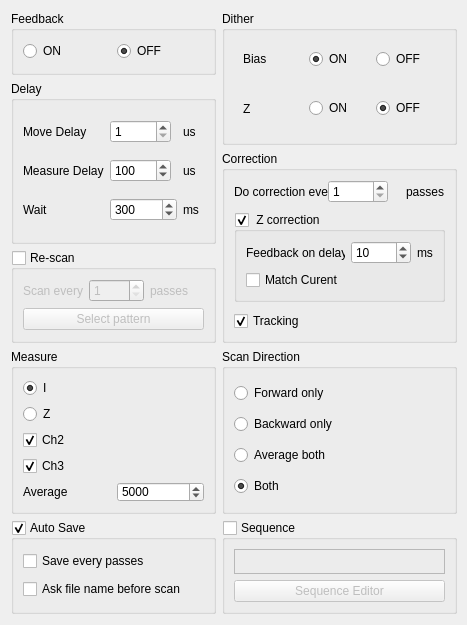
Above: pyqt5 STM software/ui/AdvanceOption.ui from freestylexyz/STM-pyqt5-software before the change. Below: the same form after it.
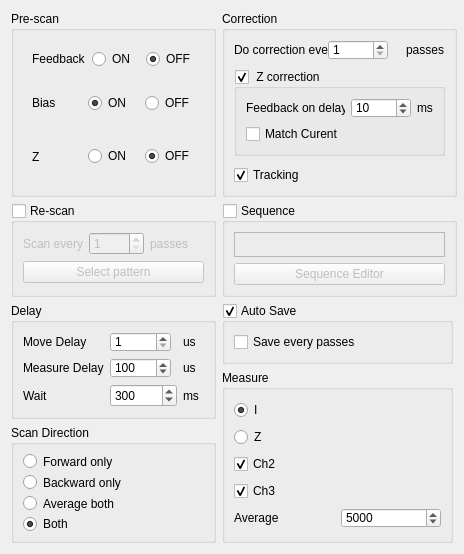
That is the form after the change.

What changed in the file:
```diff
--- a/pyqt5 STM software/ui/AdvanceOption.ui
+++ b/pyqt5 STM software/ui/AdvanceOption.ui
@@ -6,8 +6,8 @@
    <rect>
     <x>0</x>
     <y>0</y>
-    <width>467</width>
-    <height>625</height>
+    <width>464</width>
+    <height>554</height>
    </rect>
   </property>
   <property name="sizePolicy">
@@ -26,627 +26,28 @@
    <string>Advance Option</string>
   </property>
   <layout class="QGridLayout" name="gridLayout_7">
-   <item row="6" column="0">
-    <widget class="QGroupBox" name="groupBox_2">
-     <property name="sizePolicy">
-      <sizepolicy hsizetype="Fixed" vsizetype="Preferred">
-       <horstretch>0</horstretch>
-       <verstretch>0</verstretch>
-      </sizepolicy>
-     </property>
-     <property name="minimumSize">
-      <size>
-       <width>205</width>
-       <height>0</height>
-      </size>
-     </property>
-     <property name="maximumSize">
-      <size>
-       <width>205</width>
-       <height>16777215</height>
-      </size>
-     </property>
-     <property name="title">
-      <string>Measure</string>
-     </property>
-     <layout class="QGridLayout" name="gridLayout_2">
-      <item row="4" column="1">
-       <widget class="QSpinBox" name="spinBox_Avg_Measure">
-        <property name="minimumSize">
-         <size>
-          <width>0</width>
-          <height>15</height>
-         </size>
-        </property>
-        <property name="maximumSize">
-         <size>
-          <width>16777215</width>
-          <height>20</height>
-         </size>
-        </property>
-        <property name="minimum">
-         <number>1</number>
-        </property>
-        <property name="maximum">
-         <number>65535</number>
-        </property>
-        <property name="singleStep">
-         <number>1</number>
-        </property>
-        <property name="value">
-         <number>5000</number>
-        </property>
-       </widget>
-      </item>
-      <item row="4" column="0">
-       <widget class="QLabel" name="label_3">
-        <property name="minimumSize">
-         <size>
-          <width>0</width>
-          <height>15</height>
-         </size>
-        </property>
-        <property name="maximumSize">
-         <size>
-          <width>16777215</width>
-          <height>20</height>
-         </size>
-        </property>
-        <property name="text">
-         <string>Average</string>
-        </property>
-       </widget>
-      </item>
-      <item row="3" column="0" colspan="2">
-       <widget class="QCheckBox" name="checkBox_Ch3_Measure">
-        <property name="sizePolicy">
-         <sizepolicy hsizetype="Preferred" vsizetype="Fixed">
-          <horstretch>0</horstretch>
-          <verstretch>0</verstretch>
-         </sizepolicy>
-        </property>
-        <property name="minimumSize">
-         <size>
-          <width>0</width>
-          <height>15</height>
-         </size>
-        </property>
-        <property name="maximumSize">
-         <size>
-          <width>16777215</width>
-          <height>20</height>
-         </size>
-        </property>
-        <property name="text">
-         <string>Ch3</string>
-        </property>
-        <property name="checked">
-         <bool>true</bool>
-        </property>
-       </widget>
-      </item>
-      <item row="1" column="0" colspan="2">
-       <widget class="QRadioButton" name="radioButton_Z_Measure">
-        <property name="minimumSize">
-         <size>
-          <width>0</width>
-          <height>15</height>
-         </size>
-        </property>
-        <property name="maximumSize">
-         <size>
-          <width>16777215</width>
-          <height>20</height>
-         </size>
-        </property>
-        <property name="text">
-         <string>Z</string>
-        </property>
-       </widget>
-      </item>
-      <item row="0" column="0" colspan="2">
-       <widget class="QRadioButton" name="radioButton_I_Measure">
-        <property name="minimumSize">
-         <size>
-          <width>0</width>
-          <height>15</height>
-         </size>
-        </property>
-        <property name="maximumSize">
-         <size>
-          <width>16777215</width>
-          <height>20</height>
-         </size>
-        </property>
-        <property name="text">
-         <string>I</string>
-        </property>
-        <property name="checked">
-         <bool>true</bool>
-        </property>
-       </widget>
-      </item>
-      <item row="2" column="0" colspan="2">
-       <widget class="QCheckBox" name="checkBox_Ch2_Measure">
-        <property name="sizePolicy">
-         <sizepolicy hsizetype="Preferred" vsizetype="Fixed">
-          <horstretch>0</horstretch>
-          <verstretch>0</verstretch>
-         </sizepolicy>
-        </property>
-        <property name="minimumSize">
-         <size>
-          <width>0</width>
-          <height>15</height>
-         </size>
-        </property>
-        <property name="maximumSize">
-         <size>
-          <width>16777215</width>
-          <height>20</height>
-         </size>
-        </property>
-        <property name="text">
-         <string>Ch2</string>
-        </property>
-        <property name="checked">
-         <bool>true</bool>
-        </property>
-       </widget>
-      </item>
-     </layout>
-    </widget>
-   </item>
-   <item row="7" column="0">
-    <widget class="QGroupBox" name="groupBox_AutoSave_AdvOption">
-     <property name="sizePolicy">
-      <sizepolicy hsizetype="Fixed" vsizetype="Preferred">
-       <horstretch>0</horstretch>
-       <verstretch>0</verstretch>
-      </sizepolicy>
-     </property>
-     <property name="minimumSize">
-      <size>
-       <width>205</width>
-       <height>0</height>
-      </size>
-     </property>
-     <property name="maximumSize">
-      <size>
-       <width>205</width>
-       <height>16777215</height>
-      </size>
-     </property>
-     <property name="title">
-      <string>Auto Save</string>
-     </property>
-     <property name="checkable">
-      <bool>true</bool>
-     </property>
-     <layout class="QGridLayout" name="gridLayout_6">
-      <item row="0" column="0">
-       <widget class="QCheckBox" name="checkBox_SaveEveryPasses_Autosave">
-        <property name="text">
-         <string>Save every passes</string>
-        </property>
-       </widget>
-      </item>
-      <item row="1" column="0">
-       <widget class="QCheckBox" name="checkBox_AskFileName_Autosave">
-        <property name="text">
-         <string>Ask file name before scan</string>
-        </property>
-       </widget>
-      </item>
-     </layout>
-    </widget>
-   </item>
-   <item row="6" column="2">
-    <widget class="QGroupBox" name="groupBox_3">
-     <property name="sizePolicy">
-      <sizepolicy hsizetype="Fixed" vsizetype="Preferred">
-       <horstretch>0</horstretch>
-       <verstretch>0</verstretch>
-      </sizepolicy>
-     </property>
-     <property name="minimumSize">
-      <size>
-       <width>235</width>
-       <height>0</height>
-      </size>
-     </property>
-     <property name="maximumSize">
-      <size>
-       <width>235</width>
-       <height>16777215</height>
-      </size>
-     </property>
-     <property name="title">
-      <string>Scan Direction</string>
-     </property>
-     <layout class="QGridLayout" name="gridLayout_3">
-      <item row="0" column="0">
-       <widget class="QRadioButton" name="radioButton_Forward_Dir">
-        <property name="text">
-         <string>Forward only</string>
-        </property>
-       </widget>
-      </item>
-      <item row="2" column="0">
-       <widget class="QRadioButton" name="radioButton_AvgBoth_Dir">
-        <property name="text">
-         <string>Average both</string>
-        </property>
-       </widget>
-      </item>
-      <item row="1" column="0">
-       <widget class="QRadioButton" name="radioButton_Bacward_Dir">
-        <property name="text">
-         <string>Backward only</string>
-        </property>
-       </widget>
-      </item>
-      <item row="3" column="0">
-       <widget class="QRadioButton" name="radioButton_Both_Dir">
-        <property name="text">
-         <string>Both</string>
-        </property>
-        <property name="checked">
-         <bool>true</bool>
-        </property>
-       </widget>
-      </item>
-     </layout>
-    </widget>
-   </item>
-   <item row="1" column="0" rowspan="2">
-    <widget class="QGroupBox" name="groupBox">
-     <property name="sizePolicy">
-      <sizepolicy hsizetype="Fixed" vsizetype="Preferred">
-       <horstretch>0</horstretch>
-       <verstretch>0</verstretch>
-      </sizepolicy>
-     </property>
-     <property name="minimumSize">
-      <size>
-       <width>205</width>
-       <height>0</height>
-      </size>
-     </property>
-     <property name="maximumSize">
-      <size>
-       <width>205</width>
-       <height>16777215</height>
-      </size>
-     </property>
-     <property name="title">
-      <string>Delay</string>
-     </property>
-     <layout class="QGridLayout" name="gridLayout">
-      <item row="1" column="0">
-       <widget class="QLabel" name="label_2">
-        <property name="text">
-         <string>Measure Delay</string>
-        </property>
-       </widget>
-      </item>
-      <item row="1" column="1">
-       <widget class="QSpinBox" name="spinBox_MeasureDelay_Dealy">
-        <property name="sizePolicy">
-         <sizepolicy hsizetype="Fixed" vsizetype="Fixed">
-          <horstretch>0</horstretch>
-          <verstretch>0</verstretch>
-         </sizepolicy>
-        </property>
-        <property name="minimumSize">
-         <size>
-          <width>60</width>
-          <height>20</height>
-         </size>
-        </property>
-        <property name="maximum">
-         <number>65535</number>
-        </property>
-        <property name="value">
-         <number>100</number>
-        </property>
-       </widget>
-      </item>
-      <item row="1" column="2">
-       <widget class="QLabel" name="label_7">
-        <property name="sizePolicy">
-         <sizepolicy hsizetype="Minimum" vsizetype="Preferred">
-          <horstretch>0</horstretch>
-          <verstretch>0</verstretch>
-         </sizepolicy>
-        </property>
-        <property name="text">
-         <string>us</string>
-        </property>
-       </widget>
-      </item>
-      <item row="0" column="1">
-       <widget class="QSpinBox" name="spinBox_MoveDelay_Dealy">
-        <property name="sizePolicy">
-         <sizepolicy hsizetype="Fixed" vsizetype="Fixed">
-          <horstretch>0</horstretch>
-          <verstretch>0</verstretch>
-         </sizepolicy>
-        </property>
-        <property name="minimumSize">
-         <size>
-          <width>60</width>
-          <height>20</height>
-         </size>
-        </property>
-        <property name="minimum">
-         <number>1</number>
-        </property>
-        <property name="maximum">
-         <number>65535</number>
-        </property>
-       </widget>
-      </item>
-      <item row="0" column="0">
-       <widget class="QLabel" name="label">
-        <property name="text">
-         <string>Move Delay</string>
-        </property>
-       </widget>
-      </item>
-      <item row="0" column="2">
-       <widget class="QLabel" name="label_6">
-        <property name="sizePolicy">
-         <sizepolicy hsizetype="Minimum" vsizetype="Preferred">
-          <horstretch>0</horstretch>
-          <verstretch>0</verstretch>
-         </sizepolicy>
-        </property>
-        <property name="text">
-         <string>us</string>
-        </property>
-       </widget>
-      </item>
-      <item row="2" column="0">
-       <widget class="QLabel" name="label_8">
-        <property name="text">
-         <string>Wait</string>
-        </property>
-       </widget>
-      </item>
-      <item row="2" column="1">
-       <widget class="QSpinBox" name="spinBox_Wait_Delay">
-        <property name="maximum">
-         <number>100000</number>
-        </property>
-        <property name="value">
-         <number>300</number>
-        </property>
-       </widget>
-      </item>
-      <item row="2" column="2">
-       <widget class="QLabel" name="label_9">
-        <property name="text">
-         <string>ms</string>
-        </property>
-       </widget>
-      </item>
-     </layout>
-    </widget>
-   </item>
-   <item row="7" column="2">
-    <widget class="QGroupBox" name="groupBox_Seq_AdvOption">
-     <property name="sizePolicy">
-      <sizepolicy hsizetype="Fixed" vsizetype="Preferred">
-       <horstretch>0</horstretch>
-       <verstretch>0</verstretch>
-      </sizepolicy>
-     </property>
-     <property name="minimumSize">
-      <size>
-       <width>235</width>
-       <height>0</height>
-      </size>
-     </property>
-     <property name="maximumSize">
-      <size>
-       <width>235</width>
-       <height>16777215</height>
-      </size>
-     </property>
-     <property name="title">
-      <string>Sequence</string>
-     </property>
-     <property name="checkable">
-      <bool>true</bool>
-     </property>
-     <property name="checked">
-      <bool>false</bool>
-     </property>
-     <layout class="QGridLayout" name="gridLayout_8">
-      <item row="0" column="0">
-       <widget class="QLabel" name="label_Seq">
-        <property name="sizePolicy">
-         <sizepolicy hsizetype="Preferred" vsizetype="Minimum">
-          <horstretch>0</horstretch>
-          <verstretch>0</verstretch>
-         </sizepolicy>
-        </property>
-        <property name="minimumSize">
-         <size>
-          <width>0</width>
-          <height>25</height>
-         </size>
-        </property>
-        <property name="maximumSize">
-         <size>
-          <width>16777215</width>
-          <height>25</height>
-         </size>
-        </property>
-        <property name="frameShape">
-         <enum>QFrame::StyledPanel</enum>
-        </property>
-        <property name="frameShadow">
-         <enum>QFrame::Sunken</enum>
-        </property>
-        <property name="text">
-         <string/>
-        </property>
-       </widget>
-      </item>
-      <item row="1" column="0">
-       <widget class="QPushButton" name="pushButton_SeqEditor">
-        <property name="sizePolicy">
-         <sizepolicy hsizetype="Minimum" vsizetype="Fixed">
-          <horstretch>0</horstretch>
-          <verstretch>0</verstretch>
-         </sizepolicy>
-        </property>
-        <property name="minimumSize">
-         <size>
-          <width>110</width>
-          <height>0</height>
-         </size>
-        </property>
-        <property name="text">
-         <string>Sequence Editor</string>
-        </property>
-       </widget>
-      </item>
-     </layout>
-    </widget>
-   </item>
-   <item row="3" column="0">
-    <widget class="QGroupBox" name="groupBox_Rescan">
-     <property name="sizePolicy">
-      <sizepolicy hsizetype="Fixed" vsizetype="Preferred">
-       <horstretch>0</horstretch>
-       <verstretch>0</verstretch>
-      </sizepolicy>
-     </property>
-     <property name="minimumSize">
-      <size>
-       <width>205</width>
-       <height>0</height>
-      </size>
-     </property>
-     <property name="maximumSize">
-      <size>
-       <width>205</width>
-       <height>16777215</height>
-      </size>
-     </property>
-     <property name="title">
-      <string>Re-scan</string>
-     </property>
-     <property name="checkable">
-      <bool>true</bool>
-     </property>
-     <property name="checked">
-      <bool>false</bool>
-     </property>
-     <layout class="QGridLayout" name="gridLayout_10">
-      <item row="0" column="0">
-       <widget class="QLabel" name="label_14">
-        <property name="text">
-         <string>Scan every</string>
-        </property>
-       </widget>
-      </item>
-      <item row="0" column="1">
-       <widget class="QSpinBox" name="spinBox_Pass_Rescan">
-        <property name="minimum">
-         <number>1</number>
-        </property>
-        <property name="maximum">
-         <number>100</number>
-        </property>
-       </widget>
-      </item>
-      <item row="0" column="2">
-       <widget class="QLabel" name="label_15">
-        <property name="text">
-         <string>passes</string>
-        </property>
-       </widget>
-      </item>
-      <item row="1" column="0" colspan="3">
-       <widget class="QPushButton" name="pushButton_SelectPattern_Rescan">
-        <property name="text">
-         <string>Select pattern</string>
-        </property>
-       </widget>
-      </item>
-     </layout>
-    </widget>
-   </item>
-   <item row="0" column="0">
-    <widget class="QGroupBox" name="groupBox_5">
-     <property name="sizePolicy">
-      <sizepolicy hsizetype="Fixed" vsizetype="Preferred">
-       <horstretch>0</horstretch>
-       <verstretch>0</verstretch>
-      </sizepolicy>
-     </property>
-     <property name="minimumSize">
-      <size>
-       <width>205</width>
-       <height>0</height>
-      </size>
-     </property>
-     <property name="maximumSize">
-      <size>
-       <width>205</width>
-       <height>16777215</height>
-      </size>
-     </property>
-     <property name="title">
-      <string>Feedback</string>
-     </property>
-     <layout class="QGridLayout" name="gridLayout_9">
-      <item row="0" column="0">
-       <widget class="QRadioButton" name="radioButton_FeedbackON">
-        <property name="text">
-         <string>ON</string>
-        </property>
-       </widget>
-      </item>
-      <item row="0" column="1">
-       <widget class="QRadioButton" name="radioButton_FeedbackOFF">
-        <property name="text">
-         <string>OFF</string>
-        </property>
-        <property name="checked">
-         <bool>true</bool>
-        </property>
-       </widget>
-      </item>
-     </layout>
-    </widget>
-   </item>
-   <item row="0" column="2" rowspan="2">
+   <item row="0" column="0" rowspan="2">
     <widget class="QGroupBox" name="groupBox_4">
      <property name="sizePolicy">
-      <sizepolicy hsizetype="Fixed" vsizetype="Preferred">
+      <sizepolicy hsizetype="Preferred" vsizetype="Preferred">
        <horstretch>0</horstretch>
        <verstretch>0</verstretch>
       </sizepolicy>
      </property>
      <property name="minimumSize">
       <size>
-       <width>235</width>
+       <width>0</width>
        <height>0</height>
       </size>
      </property>
      <property name="maximumSize">
       <size>
-       <width>235</width>
+       <width>16777215</width>
        <height>16777215</height>
       </size>
      </property>
      <property name="title">
-      <string>Dither</string>
+      <string>Pre-scan</string>
      </property>
      <layout class="QGridLayout" name="gridLayout_5">
       <item row="1" column="2">
@@ -709,10 +110,135 @@
         </layout>
        </widget>
       </item>
+      <item row="0" column="2">
+       <widget class="QWidget" name="widget_3" native="true">
+        <layout class="QHBoxLayout" name="horizontalLayout_3">
+         <item>
+          <widget class="QLabel" name="label_16">
+           <property name="text">
+            <string>Feedback</string>
+           </property>
+          </widget>
+         </item>
+         <item>
+          <widget class="QRadioButton" name="radioButton_FeedbackON">
+           <property name="text">
+            <string>ON</string>
+           </property>
+          </widget>
+         </item>
+         <item>
+          <widget class="QRadioButton" name="radioButton_FeedbackOFF">
+           <property name="text">
+            <string>OFF</string>
+           </property>
+           <property name="checked">
+            <bool>true</bool>
+           </property>
+          </widget>
+         </item>
+        </layout>
+       </widget>
+      </item>
      </layout>
     </widget>
    </item>
-   <item row="2" column="2" rowspan="2">
+   <item row="5" column="0">
+    <widget class="QGroupBox" name="groupBox_3">
+     <property name="sizePolicy">
+      <sizepolicy hsizetype="Preferred" vsizetype="Preferred">
+       <horstretch>0</horstretch>
+       <verstretch>0</verstretch>
+      </sizepolicy>
+     </property>
+     <property name="minimumSize">
+      <size>
+       <width>0</width>
+       <height>0</height>
+      </size>
+     </property>
+     <property name="maximumSize">
+      <size>
+       <width>16777215</width>
+       <height>16777215</height>
+      </size>
+     </property>
+     <property name="title">
+      <string>Scan Direction</string>
+     </property>
+     <layout class="QGridLayout" name="gridLayout_3">
+      <item row="0" column="0">
+       <widget class="QRadioButton" name="radioButton_Forward_Dir">
+        <property name="text">
+         <string>Forward only</string>
+        </property>
+       </widget>
+      </item>
+      <item row="2" column="0">
+       <widget class="QRadioButton" name="radioButton_AvgBoth_Dir">
+        <property name="text">
+         <string>Average both</string>
+        </property>
+       </widget>
+      </item>
+      <item row="1" column="0">
+       <widget class="QRadioButton" name="radioButton_Bacward_Dir">
+        <property name="text">
+         <string>Backward only</string>
+        </property>
+       </widget>
+      </item>
+      <item row="3" column="0">
+       <widget class="QRadioButton" name="radioButton_Both_Dir">
+        <property name="text">
+         <string>Both</string>
+        </property>
+        <property name="checked">
+         <bool>true</bool>
+        </property>
+       </widget>
+      </item>
+     </layout>
+    </widget>
+   </item>
+   <item row="3" column="2">
+    <widget class="QGroupBox" name="groupBox_AutoSave_AdvOption">
+     <property name="sizePolicy">
+      <sizepolicy hsizetype="Preferred" vsizetype="Preferred">
+       <horstretch>0</horstretch>
+       <verstretch>0</verstretch>
+      </sizepolicy>
+     </property>
+     <property name="minimumSize">
+      <size>
+       <width>205</width>
+       <height>0</height>
+      </size>
+     </property>
+     <property name="maximumSize">
+      <size>
+       <width>16777215</width>
+       <height>16777215</height>
+      </size>
+     </property>
+     <property name="title">
+      <string>Auto Save</string>
+     </property>
+     <property name="checkable">
+      <bool>true</bool>
+     </property>
+     <layout class="QGridLayout" name="gridLayout_6">
+      <item row="0" column="0">
+       <widget class="QCheckBox" name="checkBox_SaveEveryPasses_Autosave">
+        <property name="text">
+         <string>Save every passes</string>
+        </property>
+       </widget>
+      </item>
+     </layout>
+    </widget>
+   </item>
+   <item row="0" column="2" rowspan="2">
     <widget class="QGroupBox" name="groupBox_Correction">
      <property name="sizePolicy">
       <sizepolicy hsizetype="Fixed" vsizetype="Preferred">
@@ -885,6 +411,459 @@
      </layout>
     </widget>
    </item>
+   <item row="2" column="0">
+    <widget class="QGroupBox" name="groupBox_Rescan">
+     <property name="sizePolicy">
+      <sizepolicy hsizetype="Fixed" vsizetype="Preferred">
+       <horstretch>0</horstretch>
+       <verstretch>0</verstretch>
+      </sizepolicy>
+     </property>
+     <property name="minimumSize">
+      <size>
+       <width>205</width>
+       <height>0</height>
+      </size>
+     </property>
+     <property name="maximumSize">
+      <size>
+       <width>205</width>
+       <height>16777215</height>
+      </size>
+     </property>
+     <property name="title">
+      <string>Re-scan</string>
+     </property>
+     <property name="checkable">
+      <bool>true</bool>
+     </property>
+     <property name="checked">
+      <bool>false</bool>
+     </property>
+     <layout class="QGridLayout" name="gridLayout_10">
+      <item row="0" column="0">
+       <widget class="QLabel" name="label_14">
+        <property name="text">
+         <string>Scan every</string>
+        </property>
+       </widget>
+      </item>
+      <item row="0" column="1">
+       <widget class="QSpinBox" name="spinBox_Pass_Rescan">
+        <property name="minimum">
+         <number>1</number>
+        </property>
+        <property name="maximum">
+         <number>100</number>
+        </property>
+       </widget>
+      </item>
+      <item row="0" column="2">
+       <widget class="QLabel" name="label_15">
+        <property name="text">
+         <string>passes</string>
+        </property>
+       </widget>
+      </item>
+      <item row="1" column="0" colspan="3">
+       <widget class="QPushButton" name="pushButton_SelectPattern_Rescan">
+        <property name="text">
+         <string>Select pattern</string>
+        </property>
+       </widget>
+      </item>
+     </layout>
+    </widget>
+   </item>
+   <item row="2" column="2">
+    <widget class="QGroupBox" name="groupBox_Seq_AdvOption">
+     <property name="sizePolicy">
+      <sizepolicy hsizetype="Fixed" vsizetype="Preferred">
+       <horstretch>0</horstretch>
+       <verstretch>0</verstretch>
+      </sizepolicy>
+     </property>
+     <property name="minimumSize">
+      <size>
+       <width>235</width>
+       <height>0</height>
+      </size>
+     </property>
+     <property name="maximumSize">
+      <size>
+       <width>235</width>
+       <height>16777215</height>
+      </size>
+     </property>
+     <property name="title">
+      <string>Sequence</string>
+     </property>
+     <property name="checkable">
+      <bool>true</bool>
+     </property>
+     <property name="checked">
+      <bool>false</bool>
+     </property>
+     <layout class="QGridLayout" name="gridLayout_8">
+      <item row="0" column="0">
+       <widget class="QLabel" name="label_Seq">
+        <property name="sizePolicy">
+         <sizepolicy hsizetype="Preferred" vsizetype="Minimum">
+          <horstretch>0</horstretch>
+          <verstretch>0</verstretch>
+         </sizepolicy>
+        </property>
+        <property name="minimumSize">
+         <size>
+          <width>0</width>
+          <height>25</height>
+         </size>
+        </property>
+        <property name="maximumSize">
+         <size>
+          <width>16777215</width>
+          <height>25</height>
+         </size>
+        </property>
+        <property name="frameShape">
+         <enum>QFrame::StyledPanel</enum>
+        </property>
+        <property name="frameShadow">
+         <enum>QFrame::Sunken</enum>
+        </property>
+        <property name="text">
+         <string/>
+        </property>
+       </widget>
+      </item>
+      <item row="1" column="0">
+       <widget class="QPushButton" name="pushButton_SeqEditor">
+        <property name="sizePolicy">
+         <sizepolicy hsizetype="Minimum" vsizetype="Fixed">
+          <horstretch>0</horstretch>
+          <verstretch>0</verstretch>
+         </sizepolicy>
+        </property>
+        <property name="minimumSize">
+         <size>
+          <width>110</width>
+          <height>0</height>
+         </size>
+        </property>
+        <property name="text">
+         <string>Sequence Editor</string>
+        </property>
+       </widget>
+      </item>
+     </layout>
+    </widget>
+   </item>
+   <item row="3" column="0" rowspan="2">
+    <widget class="QGroupBox" name="groupBox">
+     <property name="sizePolicy">
+      <sizepolicy hsizetype="Fixed" vsizetype="Preferred">
+       <horstretch>0</horstretch>
+       <verstretch>0</verstretch>
+      </sizepolicy>
+     </property>
+     <property name="minimumSize">
+      <size>
+       <width>205</width>
+       <height>0</height>
+      </size>
+     </property>
+     <property name="maximumSize">
+      <size>
+       <width>205</width>
+       <height>16777215</height>
+      </size>
+     </property>
+     <property name="title">
+      <string>Delay</string>
+     </property>
+     <layout class="QGridLayout" name="gridLayout">
+      <item row="1" column="0">
+       <widget class="QLabel" name="label_2">
+        <property name="text">
+         <string>Measure Delay</string>
+        </property>
+       </widget>
+      </item>
+      <item row="1" column="1">
+       <widget class="QSpinBox" name="spinBox_MeasureDelay_Dealy">
+        <property name="sizePolicy">
+         <sizepolicy hsizetype="Fixed" vsizetype="Fixed">
+          <horstretch>0</horstretch>
+          <verstretch>0</verstretch>
+         </sizepolicy>
+        </property>
+        <property name="minimumSize">
+         <size>
+          <width>60</width>
+          <height>20</height>
+         </size>
+        </property>
+        <property name="maximum">
+         <number>65535</number>
+        </property>
+        <property name="value">
+         <number>100</number>
+        </property>
+       </widget>
+      </item>
+      <item row="1" column="2">
+       <widget class="QLabel" name="label_7">
+        <property name="sizePolicy">
+         <sizepolicy hsizetype="Minimum" vsizetype="Preferred">
+          <horstretch>0</horstretch>
+          <verstretch>0</verstretch>
+         </sizepolicy>
+        </property>
+        <property name="text">
+         <string>us</string>
+        </property>
+       </widget>
+      </item>
+      <item row="0" column="1">
+       <widget class="QSpinBox" name="spinBox_MoveDelay_Dealy">
+        <property name="sizePolicy">
+         <sizepolicy hsizetype="Fixed" vsizetype="Fixed">
+          <horstretch>0</horstretch>
+          <verstretch>0</verstretch>
+         </sizepolicy>
+        </property>
+        <property name="minimumSize">
+         <size>
+          <width>60</width>
+          <height>20</height>
+         </size>
+        </property>
+        <property name="minimum">
+         <number>1</number>
+        </property>
+        <property name="maximum">
+         <number>65535</number>
+        </property>
+       </widget>
+      </item>
+      <item row="0" column="0">
+       <widget class="QLabel" name="label">
+        <property name="text">
+         <string>Move Delay</string>
+        </property>
+       </widget>
+      </item>
+      <item row="0" column="2">
+       <widget class="QLabel" name="label_6">
+        <property name="sizePolicy">
+         <sizepolicy hsizetype="Minimum" vsizetype="Preferred">
+          <horstretch>0</horstretch>
+          <verstretch>0</verstretch>
+         </sizepolicy>
+        </property>
+        <property name="text">
+         <string>us</string>
+        </property>
+       </widget>
+      </item>
+      <item row="2" column="0">
+       <widget class="QLabel" name="label_8">
+        <property name="text">
+         <string>Wait</string>
+        </property>
+       </widget>
+      </item>
+      <item row="2" column="1">
+       <widget class="QSpinBox" name="spinBox_Wait_Delay">
+        <property name="maximum">
+         <number>100000</number>
+        </property>
+        <property name="value">
+         <number>300</number>
+        </property>
+       </widget>
+      </item>
+      <item row="2" column="2">
+       <widget class="QLabel" name="label_9">
+        <property name="text">
+         <string>ms</string>
+        </property>
+       </widget>
+      </item>
+     </layout>
+    </widget>
+   </item>
+   <item row="4" column="2" rowspan="2">
+    <widget class="QGroupBox" name="groupBox_2">
+     <property name="sizePolicy">
+      <sizepolicy hsizetype="Preferred" vsizetype="Preferred">
+       <horstretch>0</horstretch>
+       <verstretch>0</verstretch>
+      </sizepolicy>
+     </property>
+     <property name="minimumSize">
+      <size>
+       <width>0</width>
+       <height>0</height>
+      </size>
+     </property>
+     <property name="maximumSize">
+      <size>
+       <width>16777215</width>
+       <height>16777215</height>
+      </size>
+     </property>
+     <property name="title">
+      <string>Measure</string>
+     </property>
+     <layout class="QGridLayout" name="gridLayout_2">
+      <item row="3" column="0" colspan="2">
+       <widget class="QCheckBox" name="checkBox_Ch2_Measure">
+        <property name="sizePolicy">
+         <sizepolicy hsizetype="Preferred" vsizetype="Fixed">
+          <horstretch>0</horstretch>
+          <verstretch>0</verstretch>
+         </sizepolicy>
+        </property>
+        <property name="minimumSize">
+         <size>
+          <width>0</width>
+          <height>15</height>
+         </size>
+        </property>
+        <property name="maximumSize">
+         <size>
+          <width>16777215</width>
+          <height>20</height>
+         </size>
+        </property>
+        <property name="text">
+         <string>Ch2</string>
+        </property>
+        <property name="checked">
+         <bool>true</bool>
+        </property>
+       </widget>
+      </item>
+      <item row="5" column="1">
+       <widget class="QSpinBox" name="spinBox_Avg_Measure">
+        <property name="minimumSize">
+         <size>
+          <width>0</width>
+          <height>15</height>
+         </size>
+        </property>
+        <property name="maximumSize">
+         <size>
+          <width>16777215</width>
+          <height>20</height>
+         </size>
+        </property>
+        <property name="minimum">
+         <number>1</number>
+        </property>
+        <property name="maximum">
+         <number>65535</number>
+        </property>
+        <property name="singleStep">
+         <number>1</number>
+        </property>
+        <property name="value">
+         <number>5000</number>
+        </property>
+       </widget>
+      </item>
+      <item row="5" column="0">
+       <widget class="QLabel" name="label_3">
+        <property name="minimumSize">
+         <size>
+          <width>0</width>
+          <height>15</height>
+         </size>
+        </property>
+        <property name="maximumSize">
+         <size>
+          <width>16777215</width>
+          <height>20</height>
+         </size>
+        </property>
+        <property name="text">
+         <string>Average</string>
+        </property>
+       </widget>
+      </item>
+      <item row="4" column="0" colspan="2">
+       <widget class="QCheckBox" name="checkBox_Ch3_Measure">
+        <property name="sizePolicy">
+         <sizepolicy hsizetype="Preferred" vsizetype="Fixed">
+          <horstretch>0</horstretch>
+          <verstretch>0</verstretch>
+         </sizepolicy>
+        </property>
+        <property name="minimumSize">
+         <size>
+          <width>0</width>
+          <height>15</height>
+         </size>
+        </property>
+        <property name="maximumSize">
+         <size>
+          <width>16777215</width>
+          <height>20</height>
+         </size>
+        </property>
+        <property name="text">
+         <string>Ch3</string>
+        </property>
+        <property name="checked">
+         <bool>true</bool>
+        </property>
+       </widget>
+      </item>
+      <item row="2" column="0" colspan="2">
+       <widget class="QRadioButton" name="radioButton_Z_Measure">
+        <property name="minimumSize">
+         <size>
+          <width>0</width>
+          <height>15</height>
+         </size>
+        </property>
+        <property name="maximumSize">
+         <size>
+          <width>16777215</width>
+          <height>20</height>
+         </size>
+        </property>
+        <property name="text">
+         <string>Z</string>
+        </property>
+       </widget>
+      </item>
+      <item row="1" column="0">
+       <widget class="QRadioButton" name="radioButton_I_Measure">
+        <property name="minimumSize">
+         <size>
+          <width>0</width>
+          <height>15</height>
+         </size>
+        </property>
+        <property name="maximumSize">
+         <size>
+          <width>16777215</width>
+          <height>20</height>
+         </size>
+        </property>
+        <property name="text">
+         <string>I</string>
+        </property>
+        <property name="checked">
+         <bool>true</bool>
+        </property>
+       </widget>
+      </item>
+     </layout>
+    </widget>
+   </item>
   </layout>
  </widget>
  <resources/>
```
